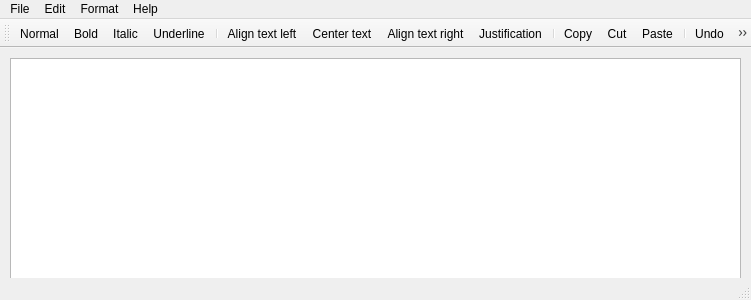
1cy1c3/scribo, file scribo/mainwindow.ui: the form before one commit.
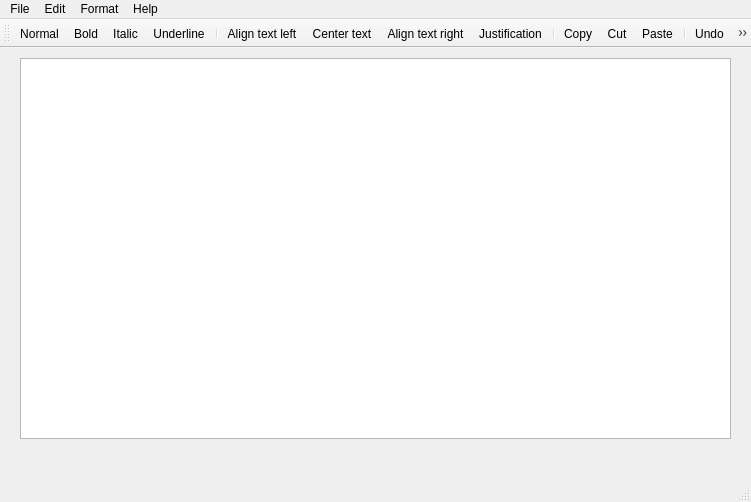
The form after the commit. Icons and pictures are not drawn.

```diff
--- a/scribo/mainwindow.ui
+++ b/scribo/mainwindow.ui
@@ -7,7 +7,7 @@
     <x>0</x>
     <y>0</y>
     <width>751</width>
-    <height>300</height>
+    <height>502</height>
    </rect>
   </property>
   <property name="windowTitle">
@@ -17,10 +17,10 @@
    <widget class="QTextEdit" name="textEdit_mainWindow_surface">
     <property name="geometry">
      <rect>
-      <x>10</x>
+      <x>20</x>
       <y>10</y>
-      <width>731</width>
-      <height>221</height>
+      <width>711</width>
+      <height>381</height>
      </rect>
     </property>
    </widget>
```
